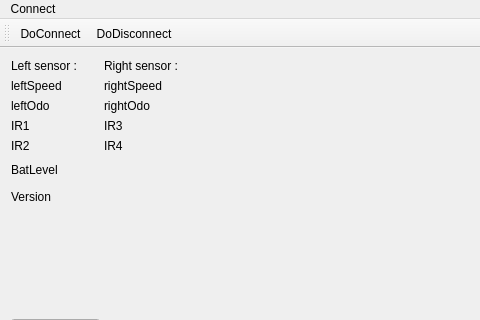
Above: mainwindow.ui from Skylli202/wifibot before the change; both pictures show x 0 to 480 and y 0 to 320 of the 854 by 439 pixel window. Below: the same form after it.
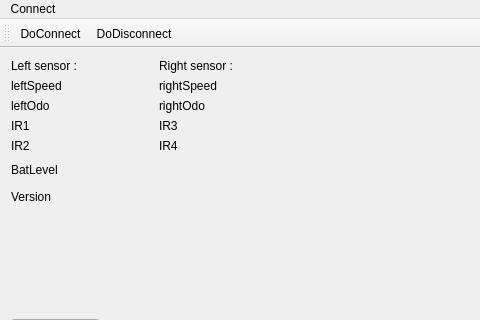
That is the form after the change.

Patch:
```diff
--- a/mainwindow.ui
+++ b/mainwindow.ui
@@ -53,12 +53,12 @@
      </item>
     </layout>
    </widget>
-   <widget class="QWidget" name="">
+   <widget class="QWidget" name="layoutWidget">
     <property name="geometry">
      <rect>
       <x>0</x>
       <y>0</y>
-      <width>201</width>
+      <width>311</width>
       <height>170</height>
      </rect>
     </property>
```
